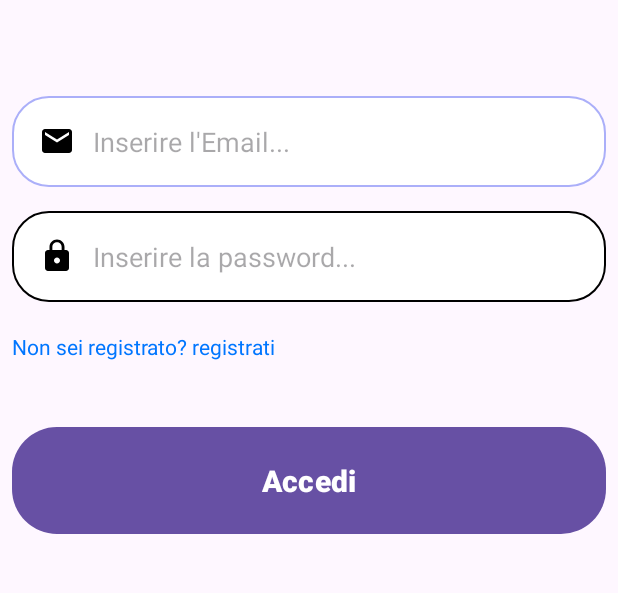
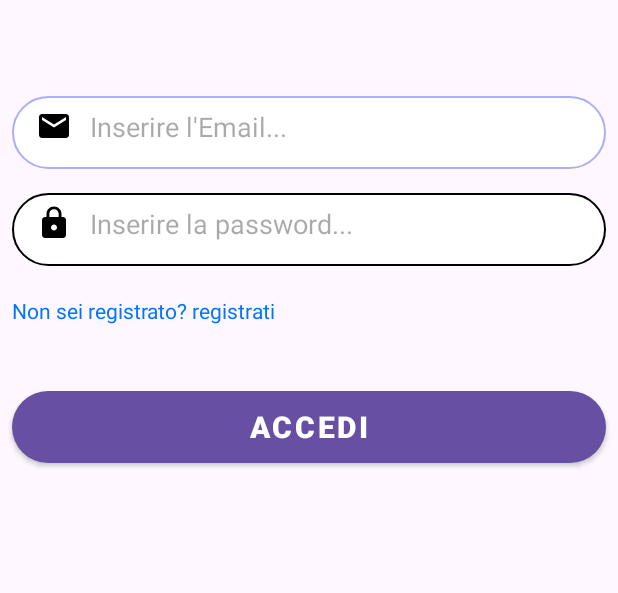
Before and after one commit to ime03/bibliotecaAndroid, an Android app: the screen it shows after launch (MainActivity), on a phone screen of 412 x 824 dp, the part 465-1058 px from its top. Run offline under Robolectric (Android 15) with nearby library versions, the phone set to English and light mode, and no system bars; our stand-ins replace Firebase (no records; nobody signed in at launch, a user with empty details on screens opened directly).

Commit message:
Completato il fragment di inserimento, impostazione stili per tutti i button e le edit text dell'app, aggiunta del campo data (data inserimento) nella classe Book

```diff
--- a/app/src/main/java/it/insubria/biblioteca/Book.kt
+++ b/app/src/main/java/it/insubria/biblioteca/Book.kt
@@ -1,5 +1,5 @@
 package it.insubria.biblioteca
 
 data class Book(
-    var isbn:String?=null, var titolo: String?=null, var autore: String?=null, var genere: String?=null, var disponibilità: Int, var copertina:String?=null
+    var isbn:String?=null, var titolo: String?=null, var autore: String?=null, var genere: String?=null, var disponibilità: Int, var copertina:String?=null, var data:String?=null
 )
--- a/app/src/main/java/it/insubria/biblioteca/MainActivity.kt
+++ b/app/src/main/java/it/insubria/biblioteca/MainActivity.kt
@@ -69,7 +69,6 @@ class MainActivity : AppCompatActivity() {
             if(auth.currentUser?.isEmailVerified==true)
             {
                 controllaRuolo()
-                Log.v("auth","ok")
             }
         }.addOnFailureListener {
             e->
@@ -88,7 +87,6 @@ class MainActivity : AppCompatActivity() {
                 val nome = snapshot.child("nome").value.toString()
                 val dnascita = snapshot.child("dataNascita").value.toString()
                 val userId = snapshot.child("userID").value.toString()
-                val u = Utente(userId,nome,cognome,cf,dnascita,tipoUtente)
                 if(tipoUtente.equals("amministratore"))
                 {
                     Toast.makeText(this@MainActivity,"Benvenuto amministratore",Toast.LENGTH_SHORT).show()
--- /dev/null
+++ b/app/src/main/res/drawable/ic_vuoto.xml
@@ -0,0 +1,5 @@
+<vector android:alpha="0" android:height="24dp" android:tint="#000000"
+    android:viewportHeight="24" android:viewportWidth="24"
+    android:width="24dp" xmlns:android="http://schemas.android.com/apk/res/android">
+    <path android:fillColor="@android:color/white" android:pathData="M19,13h-6v6h-2v-6H5v-2h6V5h2v6h6v2z"/>
+</vector>
--- a/app/src/main/res/layout/activity_main.xml
+++ b/app/src/main/res/layout/activity_main.xml
@@ -12,14 +12,12 @@
         android:layout_height="wrap_content"
         android:layout_marginTop="44dp"
         android:text="Accedi"
+        android:textSize="20dp"
         android:textStyle="bold"
-        android:textSize="20dp"
-        android:background="@drawable/custom_button"
         app:layout_constraintEnd_toEndOf="@+id/TextViewRegistrati"
         app:layout_constraintHorizontal_bias="0.0"
         app:layout_constraintStart_toStartOf="@+id/TextViewRegistrati"
-        app:layout_constraintTop_toBottomOf="@+id/TextViewRegistrati"
-        android:padding="18dp"/>
+        app:layout_constraintTop_toBottomOf="@+id/TextViewRegistrati" />
 
     <EditText
         android:id="@+id/EditTextEmail"
@@ -28,33 +26,29 @@
         android:layout_marginStart="8dp"
         android:layout_marginTop="64dp"
         android:layout_marginEnd="8dp"
-        android:ems="10"
-        android:inputType="textEmailAddress"
-        android:hint="Inserire l'Email..."
         android:drawableStart="@drawable/email_icon"
         android:drawablePadding="12dp"
+        android:ems="10"
+        android:hint="Inserire l'Email..."
+        android:inputType="textEmailAddress"
         app:layout_constraintEnd_toEndOf="parent"
         app:layout_constraintStart_toStartOf="parent"
-        app:layout_constraintTop_toBottomOf="@+id/imageView2"
-        android:background="@drawable/custom_input_login"
-        android:padding="18dp"/>
+        app:layout_constraintTop_toBottomOf="@+id/imageView2" />
 
     <EditText
         android:id="@+id/EditTextPassword"
         android:layout_width="0dp"
         android:layout_height="wrap_content"
         android:layout_marginTop="16dp"
-        android:ems="10"
-        android:inputType="textPassword"
-        android:hint="Inserire la password..."
         android:drawableStart="@drawable/password_icon"
         android:drawablePadding="12dp"
+        android:ems="10"
+        android:hint="Inserire la password..."
+        android:inputType="textPassword"
         app:layout_constraintEnd_toEndOf="@+id/EditTextEmail"
         app:layout_constraintHorizontal_bias="0.0"
         app:layout_constraintStart_toStartOf="@+id/EditTextEmail"
-        app:layout_constraintTop_toBottomOf="@+id/EditTextEmail"
-        android:background="@drawable/custom_input_login"
-        android:padding="18dp"/>
+        app:layout_constraintTop_toBottomOf="@+id/EditTextEmail" />
 
     <TextView
         android:id="@+id/TextViewRegistrati"
--- a/app/src/main/res/values/themes.xml
+++ b/app/src/main/res/values/themes.xml
@@ -1,9 +1,25 @@
 <resources xmlns:tools="http://schemas.android.com/tools">
     <!-- Base application theme. -->
     <style name="Base.Theme.Biblioteca" parent="Theme.Material3.DayNight.NoActionBar">
-        <!-- Customize your light theme here. -->
-        <!-- <item name="colorPrimary">@color/my_light_primary</item> -->
+        <item name="editTextStyle">@style/app_editTextStyle</item>
+        <item name="materialButtonStyle">@style/app_ButtonStyle</item>
     </style>
 
     <style name="Theme.Biblioteca" parent="Base.Theme.Biblioteca" />
+
+    <style name="app_editTextStyle" parent="@android:style/Widget.EditText">
+        <item name="android:background">@drawable/custom_input_login</item>
+        <item name="android:paddingLeft">16dp</item>
+        <item name="android:paddingTop">8dp</item>
+        <item name="android:paddingRight">16dp</item>
+        <item name="android:paddingBottom">16dp</item>
+    </style>
+
+    <style name="app_ButtonStyle" parent="Widget.MaterialComponents.Button">
+        <item name="android:background">@drawable/custom_button</item>
+    </style>
+
+
+
+
 </resources>
```
Also changed, not shown: app/src/main/java/it/insubria/biblioteca/Inserisci.kt (+98 -2 lines), app/src/main/java/it/insubria/biblioteca/InserisciAct.kt (deleted, +0 -109 lines), app/src/main/java/it/insubria/biblioteca/Profilo.kt (+11 -0 lines), app/src/main/java/it/insubria/biblioteca/Registrazione.kt (+2 -8 lines), app/src/main/res/drawable/login_shape.xml (deleted, +0 -8 lines), app/src/main/res/layout/activity_inserisci.xml (deleted, +0 -113 lines), app/src/main/res/layout/fragment_inserisci.xml (+107 -4 lines), app/src/main/res/layout/fragment_profilo.xml (+12 -1 lines).
